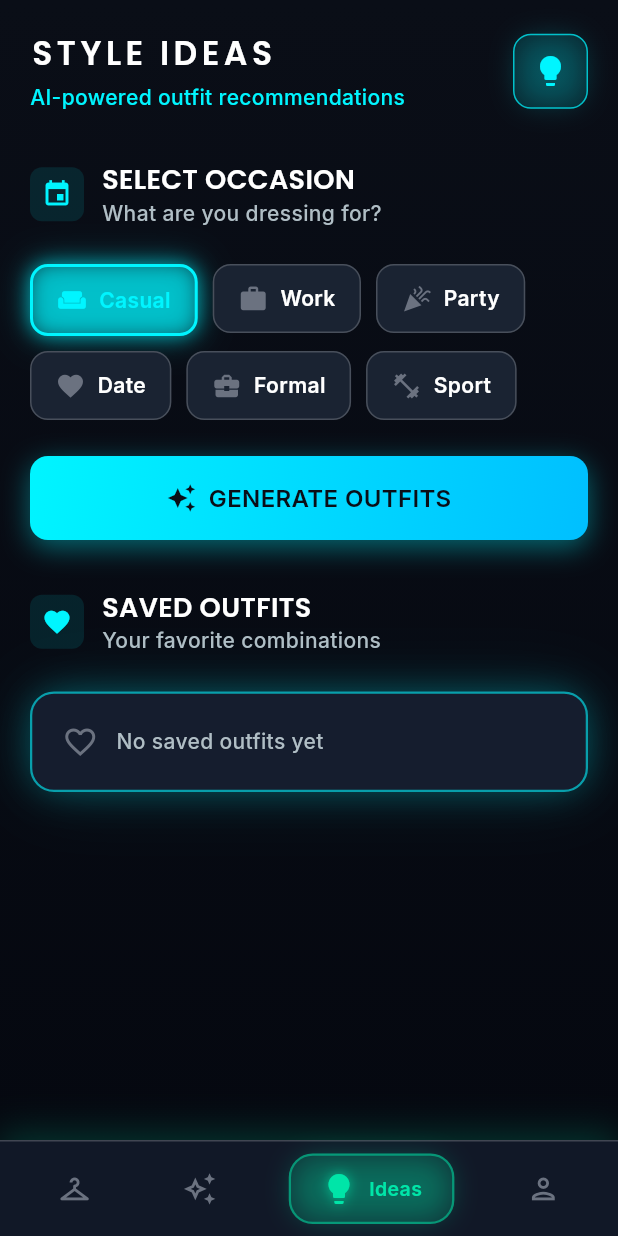
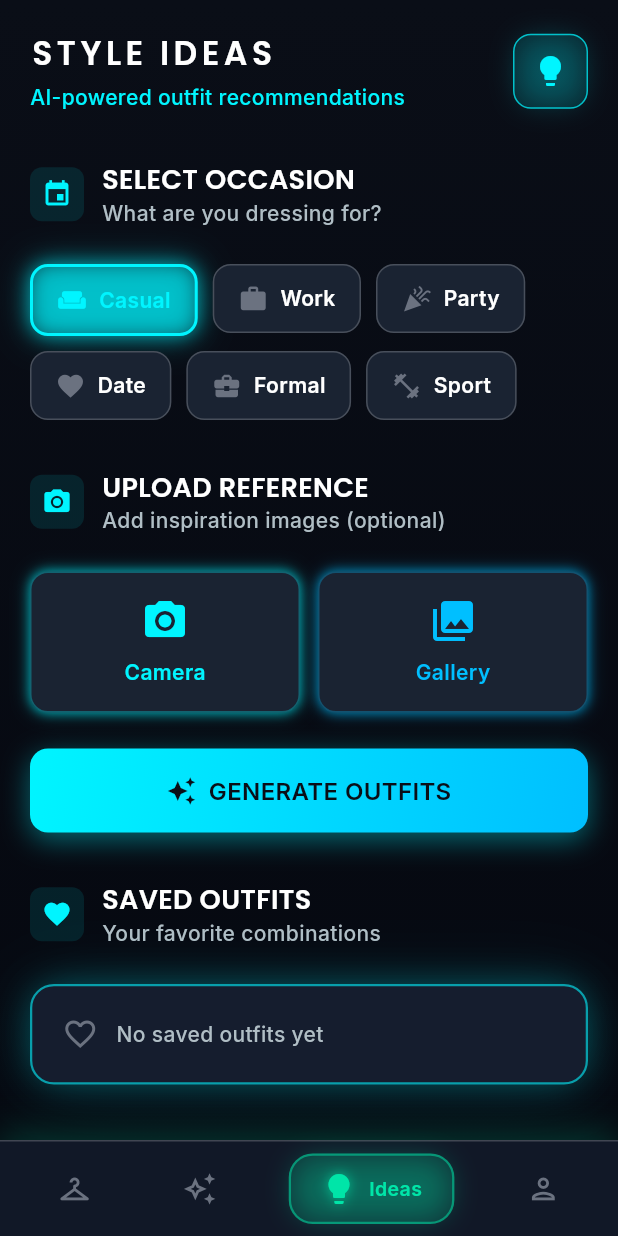
Before and after one commit to Theek237/Mirror-Me, a Flutter app: the screen it shows once a user with an empty profile is signed in, swiped to page 3, on a phone screen of 412 x 824 dp. Run offline on Flutter 3.47's test engine with Material 3 defaults, Android fonts, the light colour scheme and no system bars; drawn by our look-alikes of flutter_animate; our stand-ins replace cached_network_image, camera, cloud_firestore, dartz, equatable, firebase_auth and 13 more; accounts and stored records are empty; network calls fail.

Commit message:
Add camera and gallery options to recommendations screen

```diff
--- a/Project2.0/lib/features/recommendations/presentation/screens/recommendations_screen.dart
+++ b/Project2.0/lib/features/recommendations/presentation/screens/recommendations_screen.dart
@@ -2,6 +2,7 @@ import 'package:firebase_auth/firebase_auth.dart';
 import 'package:flutter/material.dart';
 import 'package:flutter_animate/flutter_animate.dart';
 import 'package:flutter_bloc/flutter_bloc.dart';
+import 'package:image_picker/image_picker.dart';
 import 'package:share_plus/share_plus.dart';
 
 import 'package:mirror_me/core/di/injection.dart';
@@ -24,6 +25,7 @@ class _RecommendationsScreenState extends State<RecommendationsScreen>
     with TickerProviderStateMixin {
   final _auth = sl<FirebaseAuth>();
   late AnimationController _pulseController;
+  final ImagePicker _picker = ImagePicker();
 
   @override
   void initState() {
@@ -82,29 +84,27 @@ class _RecommendationsScreenState extends State<RecommendationsScreen>
                         .animate()
                         .fadeIn(duration: 400.ms)
                         .slideY(begin: -0.2, end: 0),
-
                     const SizedBox(height: 24),
-
                     _buildOccasionSelector().animate().fadeIn(
                           delay: 200.ms,
                           duration: 400.ms,
                         ),
-
                     const SizedBox(height: 24),
-
+                    _buildImageUploadSection().animate().fadeIn(
+                          delay: 250.ms,
+                          duration: 400.ms,
+                        ),
+                    const SizedBox(height: 24),
                     _buildGenerateButton(
                       user.uid,
                     ).animate().fadeIn(delay: 300.ms, duration: 400.ms),
-
                     const SizedBox(height: 24),
-
                     if (hasRecommendations) ...[
                       _buildRecommendations(
                         user.uid,
                       ).animate().fadeIn(delay: 400.ms, duration: 500.ms),
                       const SizedBox(height: 24),
                     ],
-
                     _buildFavorites(
                       user.uid,
                     ).animate().fadeIn(delay: 500.ms, duration: 400.ms),
@@ -213,9 +213,8 @@ class _RecommendationsScreenState extends State<RecommendationsScreen>
                           : AppTheme.surfaceLight,
                       borderRadius: BorderRadius.circular(12),
                       border: Border.all(
-                        color: isSelected
-                            ? occasion.color
-                            : AppTheme.glassBorder,
+                        color:
+                            isSelected ? occasion.color : AppTheme.glassBorder,
                         width: isSelected ? 2 : 1,
                       ),
                       boxShadow: isSelected
@@ -227,9 +226,8 @@ class _RecommendationsScreenState extends State<RecommendationsScreen>
                       children: [
                         Icon(
                           occasion.icon,
-                          color: isSelected
-                              ? occasion.color
-                              : AppTheme.textMuted,
+                          color:
+                              isSelected ? occasion.color : AppTheme.textMuted,
                           size: 20,
                         ),
                         const SizedBox(width: 8),
@@ -533,6 +531,119 @@ class _RecommendationsScreenState extends State<RecommendationsScreen>
     );
   }
 
+  Widget _buildImageUploadSection() {
+    return Column(
+      crossAxisAlignment: CrossAxisAlignment.start,
+      children: [
+        const SectionHeader(
+          title: 'UPLOAD REFERENCE',
+          subtitle: 'Add inspiration images (optional)',
+          icon: Icons.photo_camera,
+        ),
+        const SizedBox(height: 16),
+        Row(
+          children: [
+            Expanded(
+              child: GestureDetector(
+                onTap: () => _pickImage(ImageSource.camera),
+                child: Container(
+                  padding: const EdgeInsets.all(16),
+                  decoration: BoxDecoration(
+                    color: AppTheme.surfaceLight,
+                    borderRadius: BorderRadius.circular(12),
+                    border:
+                        Border.all(color: AppTheme.neonCyan.withOpacity(0.3)),
+                    boxShadow: AppTheme.neonGlow(AppTheme.neonCyan, blur: 5),
+                  ),
+                  child: Column(
+                    children: [
+                      Icon(
+                        Icons.camera_alt,
+                        color: AppTheme.neonCyan,
+                        size: 32,
+                      ),
+                      const SizedBox(height: 8),
+                      Text(
+                        'Camera',
+                        style: AppTheme.labelLarge.copyWith(
+                          color: AppTheme.neonCyan,
+                        ),
+                      ),
+                    ],
+                  ),
+                ),
+              ),
+            ),
+            const SizedBox(width: 12),
+            Expanded(
+              child: GestureDetector(
+                onTap: () => _pickImage(ImageSource.gallery),
+                child: Container(
+                  padding: const EdgeInsets.all(16),
+                  decoration: BoxDecoration(
+                    color: AppTheme.surfaceLight,
+                    borderRadius: BorderRadius.circular(12),
+                    border:
+                        Border.all(color: AppTheme.neonBlue.withOpacity(0.3)),
+                    boxShadow: AppTheme.neonGlow(AppTheme.neonBlue, blur: 5),
+                  ),
+                  child: Column(
+                    children: [
+                      Icon(
+                        Icons.photo_library,
+                        color: AppTheme.neonBlue,
+                        size: 32,
+                      ),
+                      const SizedBox(height: 8),
+                      Text(
+                        'Gallery',
+                        style: AppTheme.labelLarge.copyWith(
+                          color: AppTheme.neonBlue,
+                        ),
+                      ),
+                    ],
+                  ),
+                ),
+              ),
+            ),
+          ],
+        ),
+      ],
+    );
+  }
+
+  Future<void> _pickImage(ImageSource source) async {
+    try {
+      final XFile? image = await _picker.pickImage(
+        source: source,
+        imageQuality: 85,
+        maxWidth: 1920,
+        maxHeight: 1920,
+      );
+
+      if (image != null) {
+        if (!mounted) return;
+        ScaffoldMessenger.of(context).showSnackBar(
+          SnackBar(
+            content: Text('Image selected: ${image.name}'),
+            backgroundColor: AppTheme.success,
+            duration: const Duration(seconds: 2),
+          ),
+        );
+        // TODO: Add the image to the recommendation generation context
+        debugPrint('Selected image: ${image.path}');
+      }
+    } catch (e) {
+      if (!mounted) return;
+      ScaffoldMessenger.of(context).showSnackBar(
+        SnackBar(
+          content: Text('Failed to pick image: $e'),
+          backgroundColor: AppTheme.error,
+        ),
+      );
+    }
+  }
+
   void _shareRecommendation(Recommendation rec) {
     final title = rec.title.isNotEmpty ? rec.title : 'Outfit Recommendation';
     final items = rec.items.join(', ');
```
Lines whose indentation alone changed are shown as unchanged.
